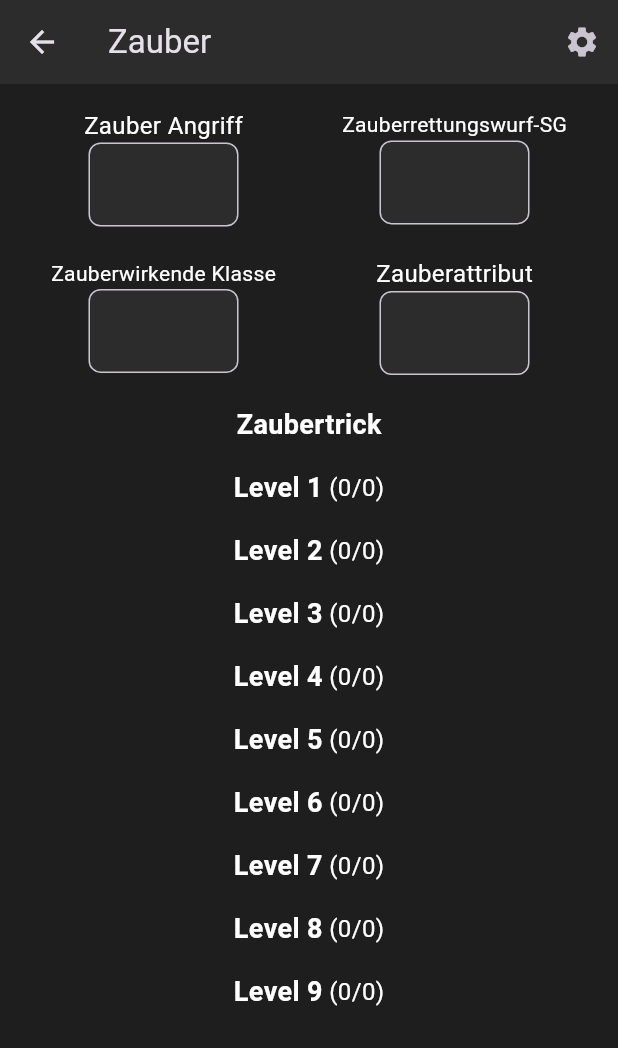
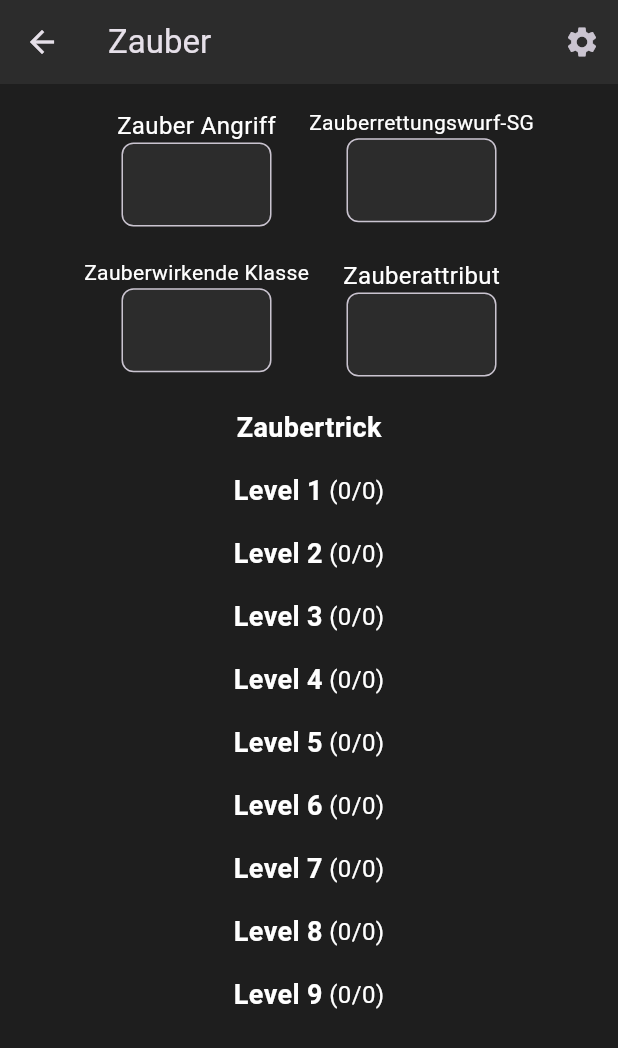
Before and after one commit to BonobosInc/dnd, a Flutter app: the SpellManagementPage screen opened directly with empty values, on a phone screen of 412 x 824 dp. Shown: the top 1048 px of the screen. Run offline on Flutter 3.47's test engine with Material 3 defaults, Android fonts, the phone set to English and light mode, and no system bars; our stand-ins replace file_picker, sqflite, sqflite_common_ffi; accounts and stored records are empty.

Commit message:
fixed layout of spellview

```diff
--- a/lib/views/spell_view.dart
+++ b/lib/views/spell_view.dart
@@ -117,15 +117,16 @@ class SpellManagementPageState extends State<SpellManagementPage> {
   }
 
   Widget _buildSpellcastingFields() {
-    return Column(
-      crossAxisAlignment: CrossAxisAlignment.center,
-      mainAxisAlignment: MainAxisAlignment.center,
+    return SizedBox(
+      width: 300,
+      height: 200,
+      child: GridView.count(
+        crossAxisCount: 2,
+        childAspectRatio: 1.5,
+        physics: const NeverScrollableScrollPhysics(),
+        shrinkWrap: true,
         children: [
-        Row(
-          mainAxisAlignment: MainAxisAlignment.center,
-          children: [
-            Expanded(
-              child: _buildTextField(
+          _buildTextField(
             controller: _spellAttackController,
             label: 'Zauber Angriff',
             hint: '',
@@ -133,47 +134,29 @@ class SpellManagementPageState extends State<SpellManagementPage> {
                 _updateField(Defines.statSpellAttackBonus, value),
             isIntegerField: true,
           ),
-            ),
-            const SizedBox(width: 8),
-            Expanded(
-              child: _buildTextField(
+          _buildTextField(
             controller: _spellDcController,
             label: 'Zauberrettungswurf-SG',
             hint: '',
-                onChanged: (value) =>
-                    _updateField(Defines.statSpellSaveDC, value),
+            onChanged: (value) => _updateField(Defines.statSpellSaveDC, value),
             isIntegerField: true,
           ),
-            ),
-          ],
-        ),
-        const SizedBox(height: 16),
-        Row(
-          mainAxisAlignment: MainAxisAlignment.center,
-          children: [
-            Expanded(
-              child: _buildTextField(
+          _buildTextField(
             controller: _spellcastingClassController,
             label: 'Zauberwirkende Klasse',
             hint: '',
             onChanged: (value) =>
                 _updateField(Defines.infoSpellcastingClass, value),
           ),
-            ),
-            const SizedBox(width: 8),
-            Expanded(
-              child: _buildTextField(
+          _buildTextField(
             controller: _spellcastingAbilityController,
             label: 'Zauberattribut',
             hint: '',
             onChanged: (value) =>
                 _updateField(Defines.infoSpellcastingAbility, value),
           ),
-            ),
         ],
       ),
-        const SizedBox(height: 16),
-      ],
     );
   }
 
@@ -329,19 +312,34 @@ class SpellManagementPageState extends State<SpellManagementPage> {
           _showSpellDescription(controller.text, description);
         },
         child: SizedBox(
-            width: 200,
+          width: 150,
           child: Container(
-              padding: const EdgeInsets.all(8.0),
+            padding: const EdgeInsets.symmetric(vertical: 4.0),
             margin: const EdgeInsets.only(bottom: 8.0),
             decoration: BoxDecoration(
               color: AppColors.cardColor,
-                borderRadius: BorderRadius.circular(8.0),
-                border: Border.all(color: AppColors.dividerColor),
+              borderRadius: BorderRadius.circular(10.0),
+              border: Border.all(color: AppColors.dividerColor, width: 1.0),
+              boxShadow: [
+                BoxShadow(
+                  color: Colors.black.withOpacity(0.2),
+                  offset: const Offset(2, 2),
+                  blurRadius: 4.0,
+                  spreadRadius: 1.0,
+                ),
+              ],
             ),
             child: Center(
               child: Text(
                 controller.text.isNotEmpty ? controller.text : '',
-                  style: const TextStyle(color: AppColors.textColorDark),
+                style: const TextStyle(
+                  color: AppColors.textColorDark,
+                  fontSize: 14.0,
+                  fontWeight: FontWeight.bold,
+                ),
+                textAlign: TextAlign.center,
+                maxLines: 4,
+                overflow: TextOverflow.visible,
               ),
             ),
           ),
@@ -351,6 +349,9 @@ class SpellManagementPageState extends State<SpellManagementPage> {
   }
   return fields;
 }
+
+
+
 
   void _showSpellDescription(String spellName, String? description) {
     showDialog(
@@ -476,7 +477,7 @@ class SpellManagementPageState extends State<SpellManagementPage> {
                         _fetchAndUpdateSlots();
                       });
                     }
-                    if(context.mounted) Navigator.of(context).pop();
+                    if (context.mounted) Navigator.of(context).pop();
                   },
                   child: const Text('Speichern'),
                 ),
```
Lines whose indentation alone changed are shown as unchanged.
